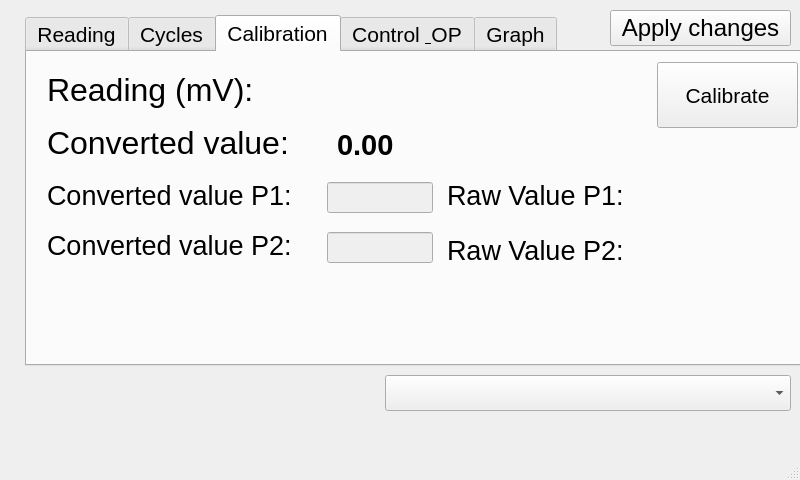
Before: the Qt Designer form m_monitron_0_0/m_monitron_0_0.ui in StokeDude18/m_monitron, drawn with Qt 5.
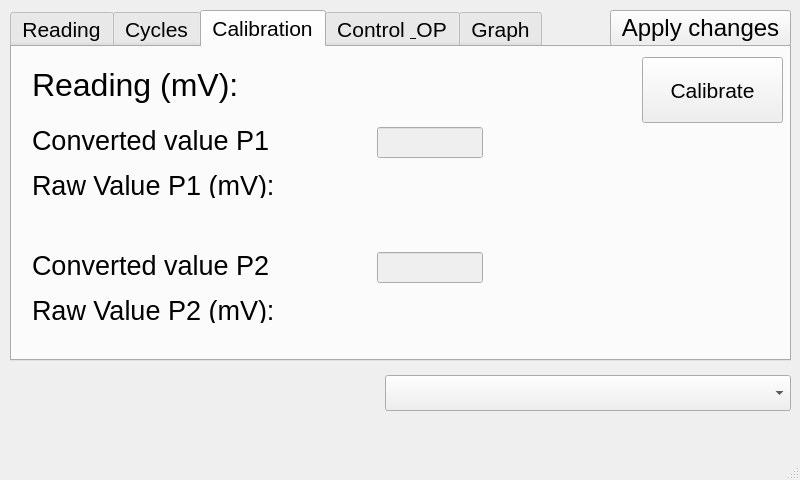
After: the same form once the commit is applied. The open tabs and pages were chosen to show the change. Custom widgets are drawn as their Qt base class.

```diff
--- a/m_monitron_0_0/m_monitron_0_0.ui
+++ b/m_monitron_0_0/m_monitron_0_0.ui
@@ -28,8 +28,8 @@
    <widget class="QTabWidget" name="cb_O_Mode">
     <property name="geometry">
      <rect>
-      <x>25</x>
-      <y>15</y>
+      <x>10</x>
+      <y>10</y>
       <width>781</width>
       <height>351</height>
      </rect>
@@ -367,30 +367,11 @@
        <string>Calibrate</string>
       </property>
      </widget>
-     <widget class="QLabel" name="l_Val_Convertie">
-      <property name="geometry">
-       <rect>
-        <x>20</x>
-        <y>75</y>
-        <width>281</width>
-        <height>31</height>
-       </rect>
-      </property>
-      <property name="font">
-       <font>
-        <pointsize>24</pointsize>
-        <italic>false</italic>
-       </font>
-      </property>
-      <property name="text">
-       <string>Converted value: </string>
-      </property>
-     </widget>
      <widget class="QLabel" name="l_Lecture_mV_Current">
       <property name="geometry">
        <rect>
-        <x>310</x>
-        <y>20</y>
+        <x>365</x>
+        <y>25</y>
         <width>171</width>
         <height>31</height>
        </rect>
@@ -406,34 +387,14 @@
        <string/>
       </property>
      </widget>
-     <widget class="QLabel" name="l_Lecture_Converted_Current">
-      <property name="geometry">
-       <rect>
-        <x>310</x>
-        <y>80</y>
-        <width>156</width>
-        <height>26</height>
-       </rect>
-      </property>
-      <property name="font">
-       <font>
-        <pointsize>22</pointsize>
-        <weight>75</weight>
-        <bold>true</bold>
-       </font>
-      </property>
-      <property name="text">
-       <string>0.00</string>
-      </property>
-     </widget>
      <widget class="EditLine" name="tb_ConvertedValue1">
       <property name="enabled">
        <bool>false</bool>
       </property>
       <property name="geometry">
        <rect>
-        <x>300</x>
-        <y>130</y>
+        <x>365</x>
+        <y>80</y>
         <width>106</width>
         <height>31</height>
        </rect>
@@ -448,8 +409,8 @@
       <property name="geometry">
        <rect>
         <x>20</x>
-        <y>130</y>
-        <width>271</width>
+        <y>80</y>
+        <width>326</width>
         <height>26</height>
        </rect>
       </property>
@@ -461,15 +422,15 @@
        </font>
       </property>
       <property name="text">
-       <string>Converted value P1:</string>
+       <string>Converted value P1</string>
       </property>
      </widget>
      <widget class="QLabel" name="l_P2_Convert_Unit">
       <property name="geometry">
        <rect>
         <x>20</x>
-        <y>180</y>
-        <width>271</width>
+        <y>205</y>
+        <width>326</width>
         <height>26</height>
        </rect>
       </property>
@@ -481,7 +442,7 @@
        </font>
       </property>
       <property name="text">
-       <string>Converted value P2:</string>
+       <string>Converted value P2 </string>
       </property>
      </widget>
      <widget class="EditLine" name="tb_ConvertedValue2">
@@ -490,8 +451,8 @@
       </property>
       <property name="geometry">
        <rect>
-        <x>300</x>
-        <y>180</y>
+        <x>365</x>
+        <y>205</y>
         <width>106</width>
         <height>31</height>
        </rect>
@@ -505,9 +466,9 @@
      <widget class="QLabel" name="l_RawValueP1">
       <property name="geometry">
        <rect>
-        <x>420</x>
-        <y>130</y>
-        <width>201</width>
+        <x>20</x>
+        <y>125</y>
+        <width>326</width>
         <height>26</height>
        </rect>
       </property>
@@ -519,15 +480,15 @@
        </font>
       </property>
       <property name="text">
-       <string>Raw Value P1:</string>
+       <string>Raw Value P1 (mV):</string>
       </property>
      </widget>
      <widget class="QLabel" name="l_RawValueP2">
       <property name="geometry">
        <rect>
-        <x>420</x>
-        <y>185</y>
-        <width>196</width>
+        <x>20</x>
+        <y>250</y>
+        <width>326</width>
         <height>26</height>
        </rect>
       </property>
@@ -539,14 +500,14 @@
        </font>
       </property>
       <property name="text">
-       <string>Raw Value P2:</string>
+       <string>Raw Value P2 (mV):</string>
       </property>
      </widget>
      <widget class="QLabel" name="l_RawValueP1_Current">
       <property name="geometry">
        <rect>
-        <x>620</x>
-        <y>130</y>
+        <x>365</x>
+        <y>125</y>
         <width>141</width>
         <height>26</height>
        </rect>
@@ -565,8 +526,8 @@
      <widget class="QLabel" name="l_RawValueP2_Current">
       <property name="geometry">
        <rect>
-        <x>620</x>
-        <y>185</y>
+        <x>365</x>
+        <y>250</y>
         <width>141</width>
         <height>26</height>
        </rect>
```
Left out of the diff: 58 changed lines with no effect on the pictures.
